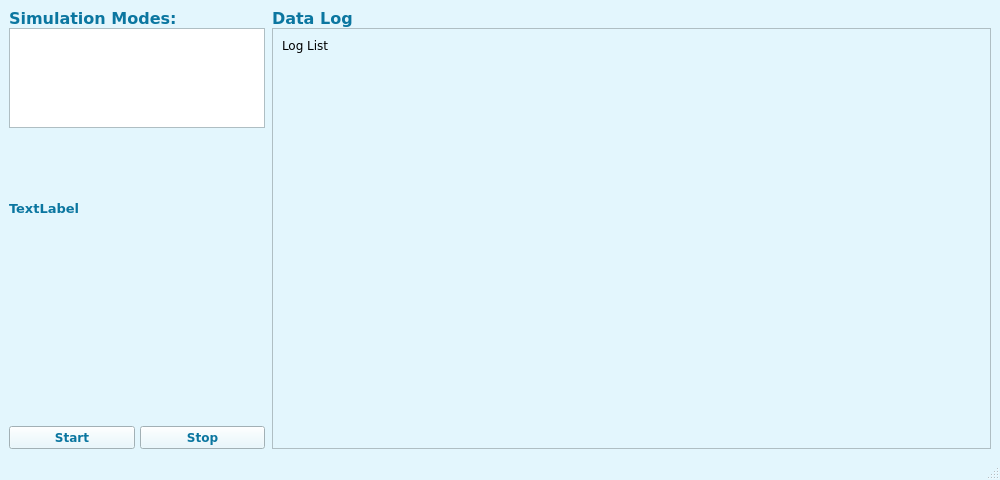
ashrec04/nmea_sim, file gui/resources/mainwindow.ui: the form before one commit.
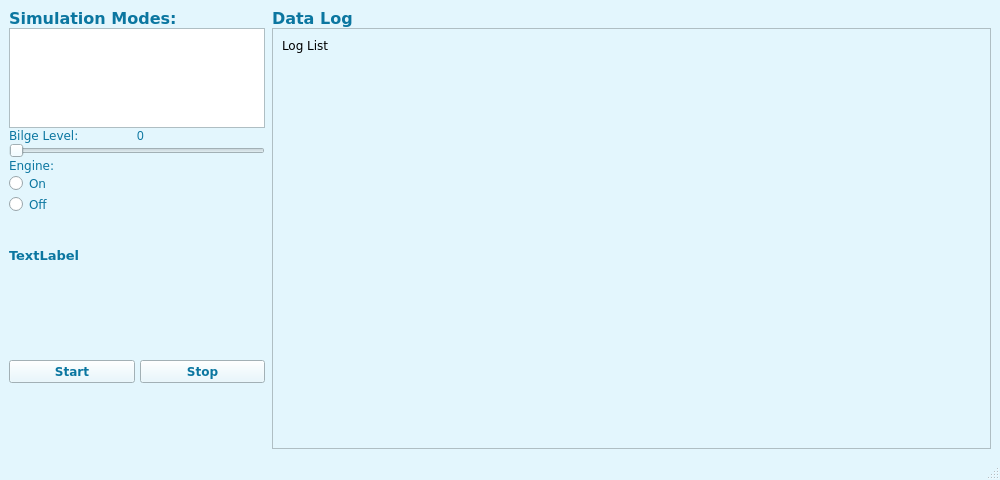
The form after the commit.

Commit message: Engine and Bildge data added

The edit to the form file:
```diff
--- a/gui/resources/mainwindow.ui
+++ b/gui/resources/mainwindow.ui
@@ -686,17 +686,78 @@
          </widget>
         </item>
         <item>
-         <spacer name="horizontalSpacer_2">
-          <property name="orientation">
-           <enum>Qt::Orientation::Horizontal</enum>
-          </property>
-          <property name="sizeHint" stdset="0">
-           <size>
-            <width>40</width>
-            <height>40</height>
-           </size>
-          </property>
-         </spacer>
+         <layout class="QVBoxLayout" name="bilgeLevelVerticalLayout">
+          <item>
+           <layout class="QHBoxLayout" name="bilgeLevelHorizontalLayout">
+            <item>
+             <widget class="QLabel" name="bilgeLabel">
+              <property name="font">
+               <font>
+                <family>Verdana</family>
+               </font>
+              </property>
+              <property name="text">
+               <string>Bilge Level:</string>
+              </property>
+             </widget>
+            </item>
+            <item>
+             <widget class="QLabel" name="levelPercentlabel">
+              <property name="text">
+               <string>0</string>
+              </property>
+             </widget>
+            </item>
+           </layout>
+          </item>
+          <item>
+           <widget class="QSlider" name="bilgeLevelSlider">
+            <property name="orientation">
+             <enum>Qt::Orientation::Horizontal</enum>
+            </property>
+           </widget>
+          </item>
+         </layout>
+        </item>
+        <item>
+         <layout class="QVBoxLayout" name="engineVerticalLayout">
+          <item>
+           <widget class="QLabel" name="engineLabel">
+            <property name="font">
+             <font>
+              <family>Verdana</family>
+             </font>
+            </property>
+            <property name="text">
+             <string>Engine:</string>
+            </property>
+           </widget>
+          </item>
+          <item>
+           <widget class="QRadioButton" name="engOnRadioButton">
+            <property name="font">
+             <font>
+              <family>Verdana</family>
+             </font>
+            </property>
+            <property name="text">
+             <string>On</string>
+            </property>
+           </widget>
+          </item>
+          <item>
+           <widget class="QRadioButton" name="engOffRadioButton">
+            <property name="font">
+             <font>
+              <family>Verdana</family>
+             </font>
+            </property>
+            <property name="text">
+             <string>Off</string>
+            </property>
+           </widget>
+          </item>
+         </layout>
         </item>
         <item>
          <widget class="QLabel" name="errorLabel">
@@ -739,19 +800,6 @@
           </property>
          </widget>
         </item>
-        <item>
-         <spacer name="horizontalSpacer">
-          <property name="orientation">
-           <enum>Qt::Orientation::Horizontal</enum>
-          </property>
-          <property name="sizeHint" stdset="0">
-           <size>
-            <width>40</width>
-            <height>200</height>
-           </size>
-          </property>
-         </spacer>
-        </item>
         <item>
          <layout class="QHBoxLayout" name="horizontalLayout_2" stretch="2,0,2">
           <item>
```
Left out of the diff: 2 changed lines with no effect on the pictures. The commit also changes 3 other files.
